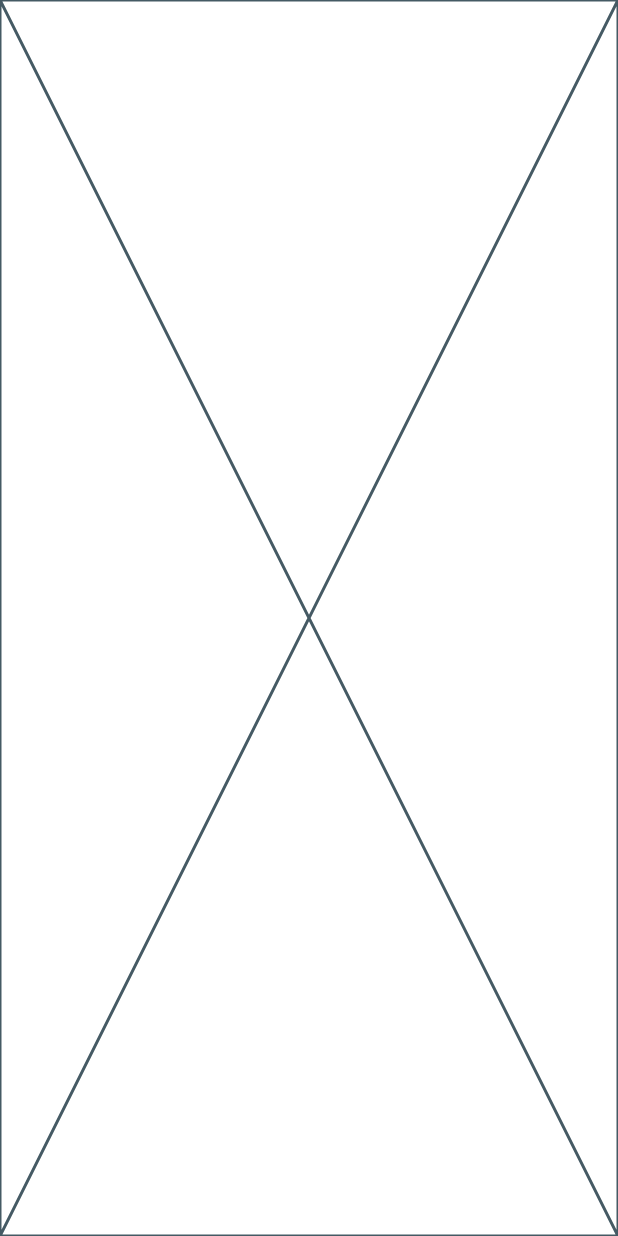
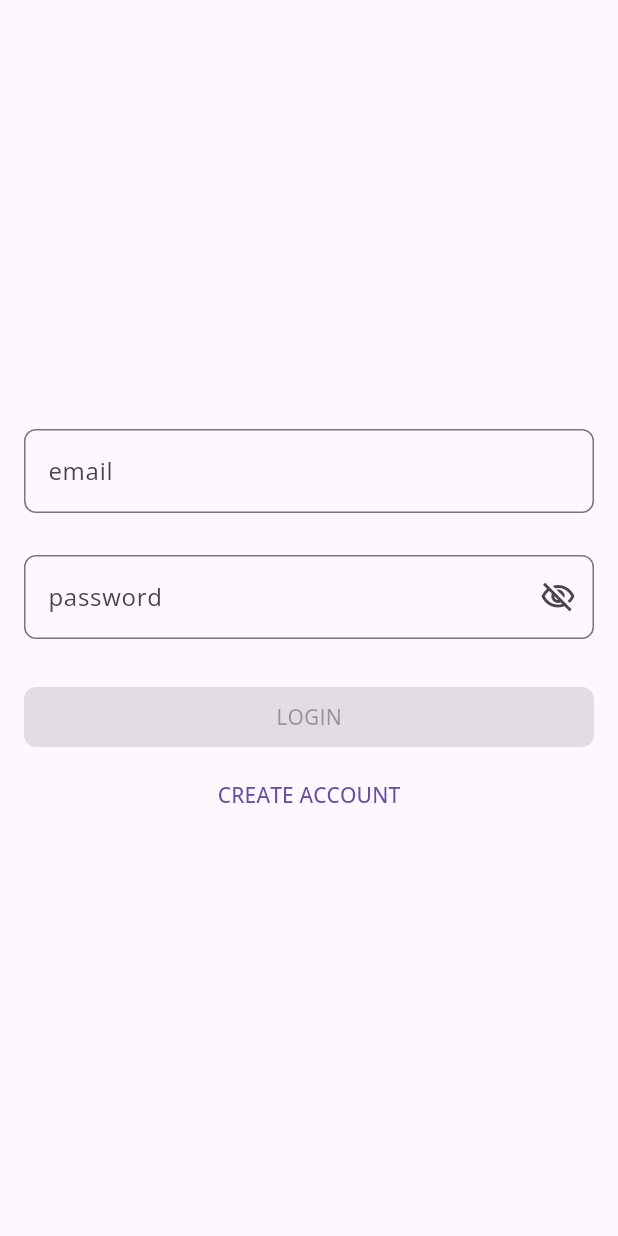
Before and after one commit to kietpva/realtime_firebase_chatapp, a Flutter app: the screen it shows after launch, on a phone screen of 412 x 824 dp. Run offline on Flutter 3.47's test engine with Material 3 defaults, Android fonts, the phone set to English and light mode, and no system bars; our stand-ins replace equatable, flutter_bloc, formz, google_fonts.

Commit message:
implement UI login screen

```diff
--- /dev/null
+++ b/devtools_options.yaml
@@ -0,0 +1,3 @@
+description: This file stores settings for Dart & Flutter DevTools.
+documentation: https://docs.flutter.dev/tools/devtools/extensions#configure-extension-enablement-states
+extensions:
--- /dev/null
+++ b/lib/core/themes/theme.dart
@@ -0,0 +1,9 @@
+import 'package:flutter/material.dart';
+import 'package:google_fonts/google_fonts.dart';
+
+final theme = ThemeData(
+  textTheme: GoogleFonts.openSansTextTheme(),
+  inputDecorationTheme: InputDecorationTheme(
+    border: OutlineInputBorder(borderRadius: BorderRadius.circular(8)),
+  ),
+);
--- /dev/null
+++ b/lib/core/utils/validation.dart
@@ -0,0 +1,137 @@
+import 'package:formz/formz.dart';
+
+/// Validation errors [FormzInput].
+enum ValidationError {
+  /// Generic invalid error.
+  invalid,
+}
+
+// Username class extends FormzInput to handle username validation.
+// It ensures the username starts with a letter, contains only letters,
+// numbers, underscores, or dots, and has at least 4 characters.
+class Username extends FormzInput<String, ValidationError> {
+  // Constructor for pure Username input, representing an unmodified input.
+  const Username.pure() : super.pure('');
+
+  // Constructor for dirty Username input, representing a modified input.
+  const Username.dirty([super.value = '']) : super.dirty();
+
+  // Regular expression to validate username criteria.
+  static final _usernameRegExp = RegExp(r'^[a-zA-Z][a-zA-Z0-9_.]{3,}$');
+
+  @override
+  ValidationError? validator(String? value) {
+    // Check if the value matches the username criteria.
+    return _usernameRegExp.hasMatch(value ?? '')
+        ? null
+        : ValidationError.invalid;
+  }
+}
+
+// PhoneNumber class extends FormzInput to handle phone number validation.
+// It checks if the number starts with '0' and has exactly 10 digits.
+class PhoneNumber extends FormzInput<String, ValidationError> {
+  // Constructor for pure PhoneNumber input, representing an unmodified input.
+  const PhoneNumber.pure() : super.pure('');
+
+  // Constructor for dirty PhoneNumber input, representing a modified input.
+  const PhoneNumber.dirty([super.value = '']) : super.dirty();
+
+  // Regular expression to validate phone number format (e.g., 0981234567).
+  static final _phoneRegExp = RegExp(r'^0\d{9}$');
+
+  @override
+  ValidationError? validator(String? value) {
+    // Check if the value matches the phone number format.
+    return _phoneRegExp.hasMatch(value ?? '') ? null : ValidationError.invalid;
+  }
+}
+
+// FullName class extends FormzInput to handle full name validation.
+// It checks for at least two words, each with a minimum of 2 letters,
+// using alphabetic characters only (including Vietnamese accents).
+class FullName extends FormzInput<String, ValidationError> {
+  // Constructor for pure FullName input, representing an unmodified input.
+  const FullName.pure() : super.pure('');
+
+  // Constructor for dirty FullName input, representing a modified input.
+  const FullName.dirty([super.value = '']) : super.dirty();
+
+  // Regular expression to validate full name structure.
+  static final _fullNameRegExp = RegExp(
+    r'^[A-Za-zÀ-ỹà-ỹ]{2,}(?: [A-Za-zÀ-ỹà-ỹ]{2,})+$',
+  );
+
+  @override
+  ValidationError? validator(String? value) {
+    // Check if the value matches the full name criteria.
+    return _fullNameRegExp.hasMatch(value?.trim() ?? '')
+        ? null
+        : ValidationError.invalid;
+  }
+}
+
+// The Email class is a form input validation class for email fields.
+// It extends FormzInput with a String value and a ValidationError type.
+class Email extends FormzInput<String, ValidationError> {
+  // Constructor for an unmodified or "pure" email input.
+  const Email.pure() : super.pure('');
+
+  // Constructor for a modified or "dirty" email input.
+  const Email.dirty([super.value = '']) : super.dirty();
+
+  // Regular expression to validate the email format.
+  static final RegExp _emailRegExp = RegExp(
+    r'^[a-zA-Z0-9.!#$%&’*+/=?^_`{|}~-]+@[a-zA-Z0-9-]+(?:\.[a-zA-Z0-9-]+)*$',
+  );
+
+  // Validator method to check if the email format is valid.
+  @override
+  ValidationError? validator(String? value) {
+    return _emailRegExp.hasMatch(value ?? '') ? null : ValidationError.invalid;
+  }
+}
+
+// Password class extends FormzInput to handle password validation.
+// It uses a regular expression to ensure passwords contain at least
+// one letter, one number, and are at least 8 characters long.
+class Password extends FormzInput<String, ValidationError> {
+  // Constructor for pure Password input, representing an unmodified input.
+  const Password.pure() : super.pure('');
+
+  // Constructor for dirty Password input, representing a modified input.
+  const Password.dirty([super.value = '']) : super.dirty();
+
+  // Regular expression to validate password criteria.
+  static final _passwordRegExp = RegExp(
+    r'^(?=.*[A-Za-z])(?=.*\d)[A-Za-z\d]{8,}$',
+  );
+
+  @override
+  ValidationError? validator(String? value) {
+    // Check if the value matches the password criteria.
+    return _passwordRegExp.hasMatch(value ?? '')
+        ? null
+        : ValidationError.invalid;
+  }
+}
+
+// ConfirmedPassword class extends FormzInput to handle password confirmation validation.
+// It ensures that the confirmed password matches the original password.
+class ConfirmedPassword extends FormzInput<String, ValidationError> {
+  // Constructor for pure ConfirmedPassword input, representing an unmodified input.
+  const ConfirmedPassword.pure({this.password = ''}) : super.pure('');
+
+  // Constructor for dirty ConfirmedPassword input, representing a modified input.
+  const ConfirmedPassword.dirty({required this.password, String value = ''})
+      : super.dirty(value);
+
+  // The original password to compare against.
+  final String password;
+
+  // Validator method to check if the confirmed password matches the original password.
+  @override
+  ValidationError? validator(String? value) {
+    return password == value ? null : ValidationError.invalid;
+  }
+}
--- a/lib/main.dart
+++ b/lib/main.dart
@@ -1,4 +1,6 @@
 import 'package:flutter/material.dart';
+import 'package:realtime_firebase_chatapp/core/themes/theme.dart';
+import 'package:realtime_firebase_chatapp/screens/login/view/login_screen.dart';
 
 void main() {
   runApp(const MyApp());
@@ -11,21 +13,9 @@ class MyApp extends StatelessWidget {
   @override
   Widget build(BuildContext context) {
     return MaterialApp(
-      title: 'Flutter Demo',
-      theme: ThemeData(
-        colorScheme: ColorScheme.fromSeed(seedColor: Colors.deepPurple),
-        useMaterial3: true,
-      ),
-      home: const MyHomePage(),
+      debugShowCheckedModeBanner: false,
+      theme: theme,
+      home: const LoginScreen(),
     );
   }
 }
-
-class MyHomePage extends StatelessWidget {
-  const MyHomePage({super.key});
-
-  @override
-  Widget build(BuildContext context) {
-    return const Placeholder();
-  }
-}
--- /dev/null
+++ b/lib/screens/login/cubit/login_cubit.dart
@@ -0,0 +1,20 @@
+import 'package:equatable/equatable.dart';
+import 'package:flutter_bloc/flutter_bloc.dart';
+import 'package:formz/formz.dart';
+import 'package:realtime_firebase_chatapp/core/utils/validation.dart';
+
+part 'login_state.dart';
+
+class LoginCubit extends Cubit<LoginState> {
+  LoginCubit() : super(const LoginState());
+
+  void emailChanged(String email) =>
+      emit(state.copyWith(email: Email.dirty(email)));
+
+  void passwordChanged(String password) =>
+      emit(state.copyWith(password: Password.dirty(password)));
+
+  void passwordVisibilityChanged() {
+    emit(state.copyWith(isObscured: !state.isObscured));
+  }
+}
--- /dev/null
+++ b/lib/screens/login/cubit/login_state.dart
@@ -0,0 +1,44 @@
+part of 'login_cubit.dart';
+
+final class LoginState extends Equatable {
+  const LoginState({
+    this.email = const Email.pure(),
+    this.password = const Password.pure(),
+    this.status = FormzSubmissionStatus.initial,
+    this.isObscured = true,
+    this.errorMessage,
+  });
+
+  final Email email;
+  final Password password;
+  final FormzSubmissionStatus status;
+  final String? errorMessage;
+  final bool isObscured;
+
+  LoginState copyWith({
+    Email? email,
+    Password? password,
+    FormzSubmissionStatus? status,
+    bool? isObscured,
+    String? errorMessage,
+  }) {
+    return LoginState(
+      email: email ?? this.email,
+      password: password ?? this.password,
+      status: status ?? this.status,
+      isObscured: isObscured ?? this.isObscured,
+      errorMessage: errorMessage ?? this.errorMessage,
+    );
+  }
+
+  bool get isValid => Formz.validate([email, password]);
+
+  @override
+  List<Object?> get props => [
+        email,
+        password,
+        status,
+        errorMessage,
+        isObscured,
+      ];
+}
--- /dev/null
+++ b/lib/screens/login/view/login_form.dart
@@ -0,0 +1,134 @@
+import 'package:flutter/material.dart';
+import 'package:flutter_bloc/flutter_bloc.dart';
+import 'package:formz/formz.dart';
+import 'package:realtime_firebase_chatapp/screens/login/cubit/login_cubit.dart';
+
+class LoginForm extends StatelessWidget {
+  const LoginForm({super.key});
+
+  @override
+  Widget build(BuildContext context) {
+    return BlocListener<LoginCubit, LoginState>(
+      listener: (context, state) {
+        if (state.status.isFailure) {
+          ScaffoldMessenger.of(context)
+            ..hideCurrentSnackBar()
+            ..showSnackBar(
+              SnackBar(
+                content: Text(state.errorMessage ?? 'Authentication Failure'),
+              ),
+            );
+        }
+      },
+      child: SingleChildScrollView(
+        child: Column(
+          mainAxisSize: MainAxisSize.min,
+          children: [
+            const SizedBox(height: 16),
+            _EmailInput(),
+            const SizedBox(height: 8),
+            _PasswordInput(),
+            const SizedBox(height: 8),
+            _LoginButton(),
+            const SizedBox(height: 4),
+            _SignUpButton(),
+          ],
+        ),
+      ),
+    );
+  }
+}
+
+class _EmailInput extends StatelessWidget {
+  @override
+  Widget build(BuildContext context) {
+    final displayError = context.select(
+      (LoginCubit cubit) => cubit.state.email.displayError,
+    );
+
+    return TextField(
+      key: const Key('loginForm_emailInput_textField'),
+      onChanged: (email) => context.read<LoginCubit>().emailChanged(email),
+      keyboardType: TextInputType.emailAddress,
+      decoration: InputDecoration(
+        labelText: 'email',
+        helperText: '',
+        errorText: displayError != null ? 'invalid email' : null,
+      ),
+    );
+  }
+}
+
+class _PasswordInput extends StatelessWidget {
+  @override
+  Widget build(BuildContext context) {
+    final displayError = context.select(
+      (LoginCubit cubit) => cubit.state.password.displayError,
+    );
+
+    final isObscured = context.select(
+      (LoginCubit cubit) => cubit.state.isObscured,
+    );
+
+    return TextField(
+      key: const Key('loginForm_passwordInput_textField'),
+      onChanged: context.read<LoginCubit>().passwordChanged,
+      obscureText: isObscured,
+      decoration: InputDecoration(
+        labelText: 'password',
+        helperText: '',
+        errorText: displayError != null ? 'invalid password' : null,
+        suffixIcon: IconButton(
+          onPressed: context.read<LoginCubit>().passwordVisibilityChanged,
+          icon: Icon(
+            !isObscured
+                ? Icons.visibility_outlined
+                : Icons.visibility_off_outlined,
+          ),
+        ),
+      ),
+    );
+  }
+}
+
+class _LoginButton extends StatelessWidget {
+  @override
+  Widget build(BuildContext context) {
+    final isInProgress = context.select(
+      (LoginCubit cubit) => cubit.state.status.isInProgress,
+    );
+
+    if (isInProgress) return const CircularProgressIndicator();
+
+    final isValid = context.select((LoginCubit cubit) => cubit.state.isValid);
+
+    return SizedBox(
+      width: double.infinity,
+      child: ElevatedButton(
+        key: const Key('loginForm_continue_raisedButton'),
+        style: ElevatedButton.styleFrom(
+          shape: RoundedRectangleBorder(borderRadius: BorderRadius.circular(8)),
+          backgroundColor: const Color(0xFFFFD600),
+        ),
+        onPressed: isValid ? () {} : null,
+        child: const Text('LOGIN'),
+      ),
+    );
+  }
+}
+
+class _SignUpButton extends StatelessWidget {
+  @override
+  Widget build(BuildContext context) {
+    final theme = Theme.of(context);
+    return TextButton(
+      key: const Key('loginForm_createAccount_flatButton'),
+      onPressed: () {},
+      // onPressed: () => context,
+      child: Text(
+        'CREATE ACCOUNT',
+        style: TextStyle(color: theme.primaryColor),
+      ),
+    );
+  }
+}
--- /dev/null
+++ b/lib/screens/login/view/login_screen.dart
@@ -0,0 +1,27 @@
+import 'package:flutter/material.dart';
+import 'package:flutter_bloc/flutter_bloc.dart';
+import 'package:realtime_firebase_chatapp/screens/login/cubit/login_cubit.dart';
+import 'package:realtime_firebase_chatapp/screens/login/view/login_form.dart';
+
+class LoginScreen extends StatelessWidget {
+  const LoginScreen({super.key});
+
+  @override
+  Widget build(BuildContext context) {
+    return Scaffold(
+      body: SafeArea(
+        child: Padding(
+          padding: const EdgeInsets.symmetric(horizontal: 16),
+          child: Center(
+            child: SingleChildScrollView(
+              child: BlocProvider(
+                create: (_) => LoginCubit(),
+                child: const LoginForm(),
+              ),
+            ),
+          ),
+        ),
+      ),
+    );
+  }
+}
```
Also changed, not shown: pubspec.yaml (+12 -0 lines), pubspec.lock, 3 other files.
